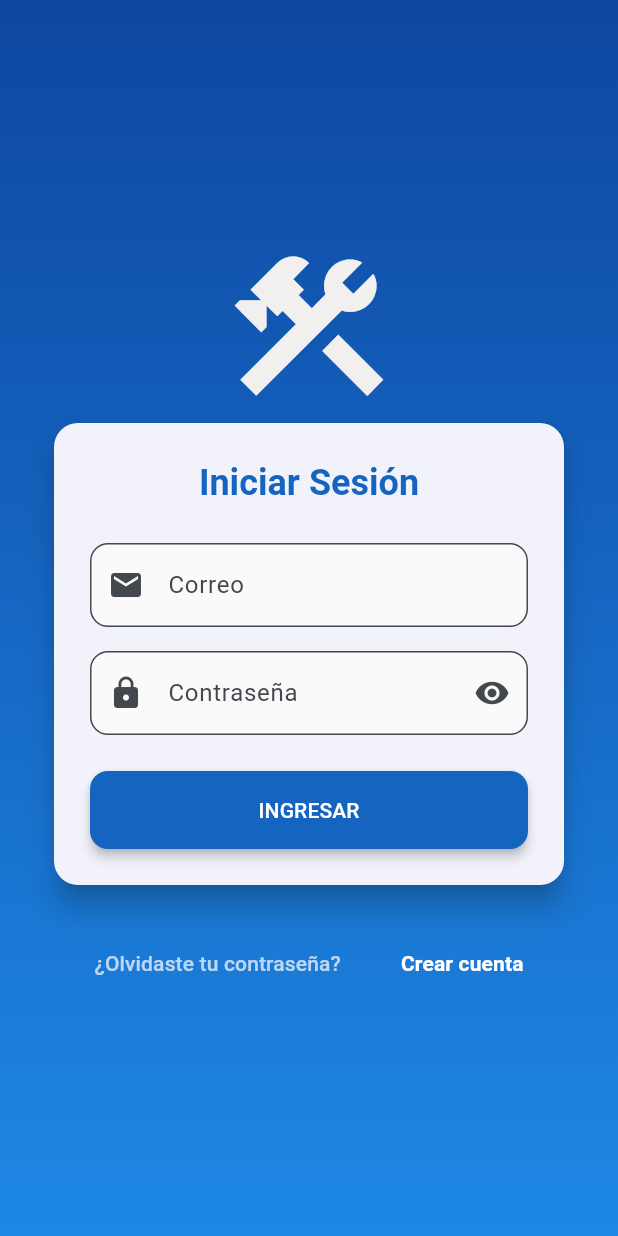
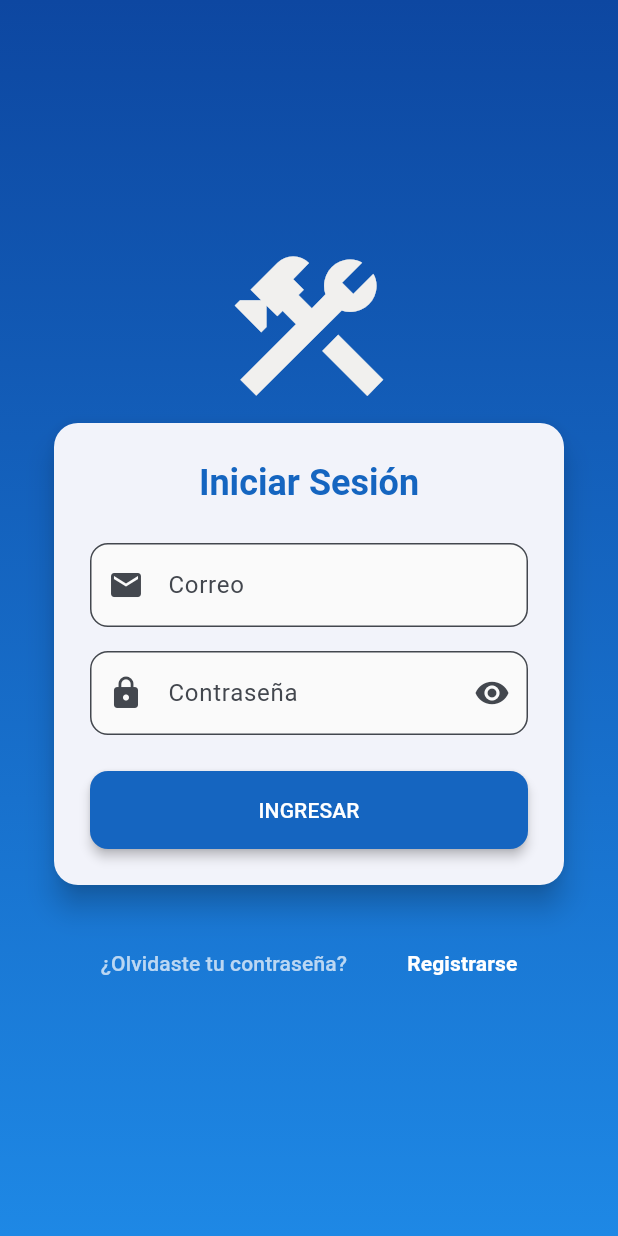
Before and after one commit to Sebastian1996avila/app-flutter, a Flutter app: the screen it shows after launch, on a phone screen of 412 x 824 dp. Run offline on Flutter 3.47's test engine with Material 3 defaults, Android fonts, the phone set to English and light mode, and no system bars.

Commit message:
Update login_page.dart

```diff
--- a/lib/login_page.dart
+++ b/lib/login_page.dart
@@ -127,7 +127,7 @@ class LoginPage extends StatelessWidget {
                           Navigator.pushNamed(context, '/register');
                         },
                         child: Text(
-                          'Crear cuenta',
+                          'Registrarse',
                           style: TextStyle(
                             color: Colors.white,
                             fontWeight: FontWeight.bold,
```
